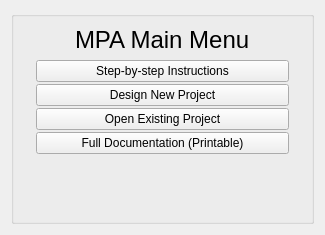
The window that src/gui/mpa_main_menu.ui (Ecotrust/delphos) describes before a commit, drawn with Qt 5.
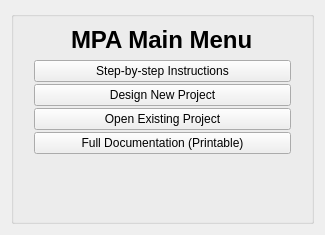
The same window after the commit.

Commit message: copied evamix input checks to gui code so that input errors are caught before analysis is run in last step

The edit to the form file:
```diff
--- a/src/gui/mpa_main_menu.ui
+++ b/src/gui/mpa_main_menu.ui
@@ -56,6 +56,8 @@
               <property name="font" >
                <font>
                 <pointsize>18</pointsize>
+                <weight>75</weight>
+                <bold>true</bold>
                </font>
               </property>
               <property name="text" >
```
The commit also changes 5 other files.
